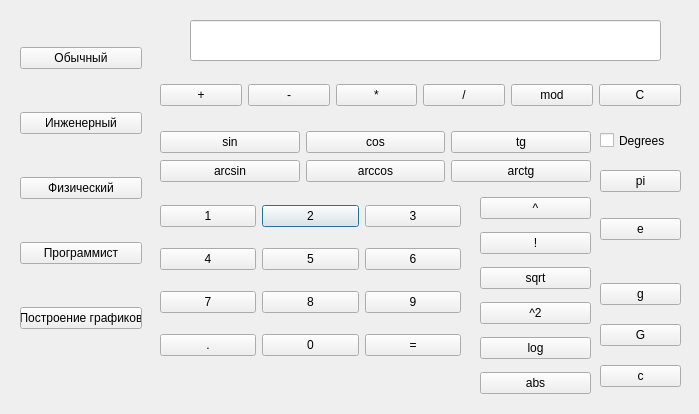
Old version of the form Physics.ui in the repository Dmitry315/Calculator.
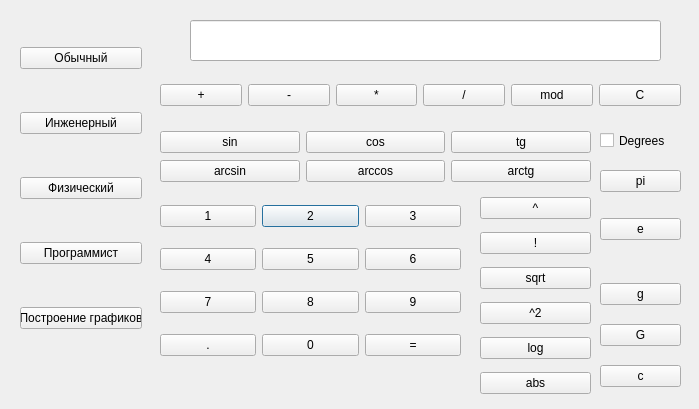
New version of the form.

The edit to the form file:
```diff
--- a/Physics.ui
+++ b/Physics.ui
@@ -7,7 +7,7 @@
     <x>0</x>
     <y>0</y>
     <width>699</width>
-    <height>414</height>
+    <height>409</height>
    </rect>
   </property>
   <property name="windowTitle">
```
